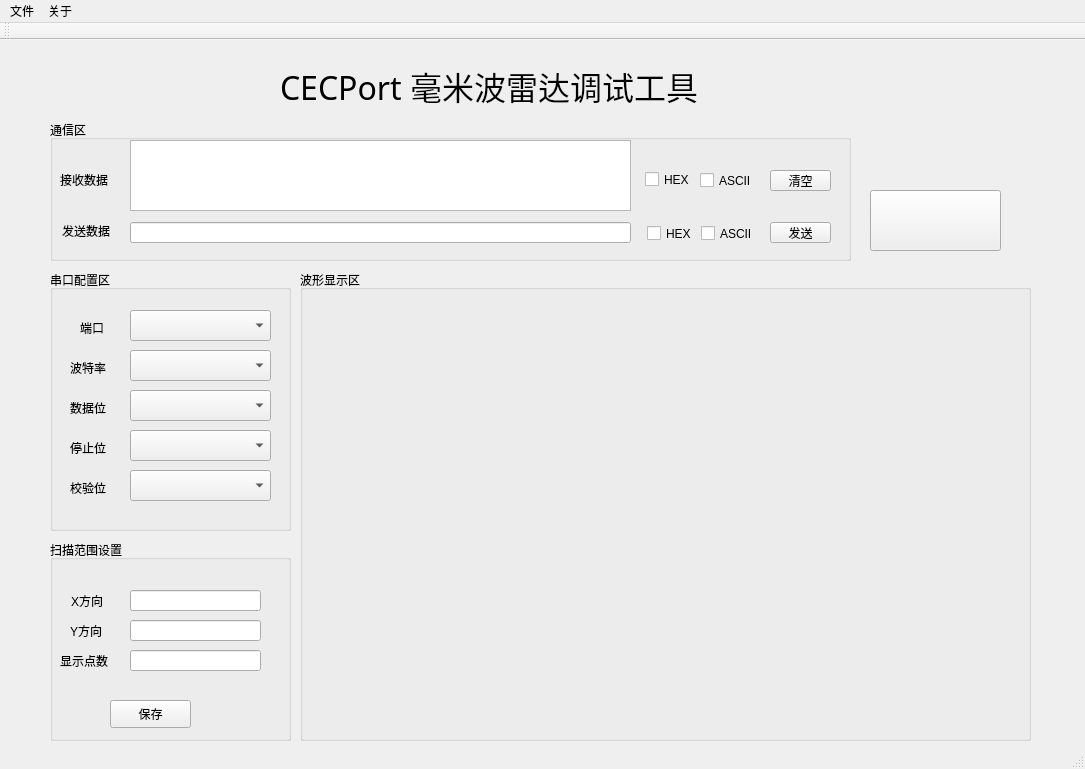
This is mainwindow.ui in QtWorks/Radar-Measure-Tool as Qt 5 draws it before an edit. The edited form follows.
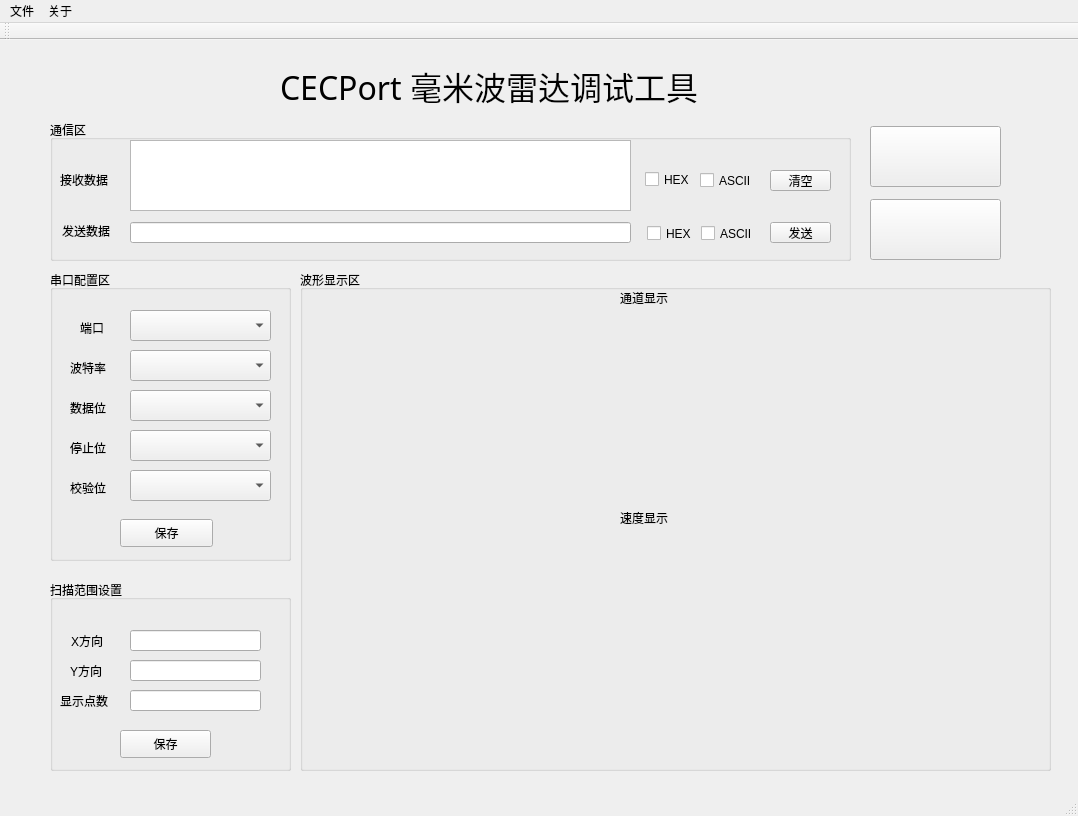
This is the edited form. Icons and pictures are not drawn. Custom widgets are drawn as their Qt base class.

```diff
--- a/mainwindow.ui
+++ b/mainwindow.ui
@@ -6,8 +6,8 @@
    <rect>
     <x>0</x>
     <y>0</y>
-    <width>1085</width>
-    <height>769</height>
+    <width>1078</width>
+    <height>816</height>
    </rect>
   </property>
   <property name="windowTitle">
@@ -20,7 +20,7 @@
       <x>50</x>
       <y>230</y>
       <width>241</width>
-      <height>261</height>
+      <height>291</height>
      </rect>
     </property>
     <property name="title">
@@ -141,14 +141,27 @@
       </rect>
      </property>
     </widget>
+    <widget class="QPushButton" name="SaveSerialCfgPushButton">
+     <property name="geometry">
+      <rect>
+       <x>70</x>
+       <y>249</y>
+       <width>93</width>
+       <height>28</height>
+      </rect>
+     </property>
+     <property name="text">
+      <string>保存</string>
+     </property>
+    </widget>
    </widget>
    <widget class="QGroupBox" name="ScanRangeGroupBox">
     <property name="geometry">
      <rect>
       <x>50</x>
-      <y>500</y>
+      <y>540</y>
       <width>241</width>
-      <height>201</height>
+      <height>191</height>
      </rect>
     </property>
     <property name="title">
@@ -226,9 +239,9 @@
     <widget class="QPushButton" name="SaveScanRangePushButton">
      <property name="geometry">
       <rect>
-       <x>60</x>
-       <y>160</y>
-       <width>81</width>
+       <x>70</x>
+       <y>150</y>
+       <width>91</width>
        <height>28</height>
       </rect>
      </property>
@@ -379,8 +392,8 @@
      <rect>
       <x>300</x>
       <y>230</y>
-      <width>731</width>
-      <height>471</height>
+      <width>751</width>
+      <height>501</height>
      </rect>
     </property>
     <property name="title">
@@ -389,10 +402,10 @@
     <widget class="QCustomPlot" name="WaveWidget" native="true">
      <property name="geometry">
       <rect>
-       <x>30</x>
-       <y>50</y>
-       <width>671</width>
-       <height>391</height>
+       <x>20</x>
+       <y>40</y>
+       <width>711</width>
+       <height>191</height>
       </rect>
      </property>
      <property name="cursor">
@@ -402,12 +415,48 @@
       <bool>true</bool>
      </property>
     </widget>
+    <widget class="QCustomPlot" name="ResultWidget" native="true">
+     <property name="geometry">
+      <rect>
+       <x>20</x>
+       <y>260</y>
+       <width>711</width>
+       <height>221</height>
+      </rect>
+     </property>
+    </widget>
+    <widget class="QLabel" name="ChannelLabel">
+     <property name="geometry">
+      <rect>
+       <x>320</x>
+       <y>20</y>
+       <width>72</width>
+       <height>15</height>
+      </rect>
+     </property>
+     <property name="text">
+      <string>通道显示</string>
+     </property>
+    </widget>
+    <widget class="QLabel" name="ResultLabel">
+     <property name="geometry">
+      <rect>
+       <x>320</x>
+       <y>240</y>
+       <width>72</width>
+       <height>15</height>
+      </rect>
+     </property>
+     <property name="text">
+      <string>速度显示</string>
+     </property>
+    </widget>
    </widget>
    <widget class="QPushButton" name="StartPushButton">
     <property name="geometry">
      <rect>
       <x>870</x>
-      <y>150</y>
+      <y>159</y>
       <width>131</width>
       <height>61</height>
      </rect>
@@ -422,22 +471,6 @@
      <string/>
     </property>
    </widget>
-   <widget class="QLabel" name="IndicateLabel">
-    <property name="geometry">
-     <rect>
-      <x>891</x>
-      <y>54</y>
-      <width>91</width>
-      <height>91</height>
-     </rect>
-    </property>
-    <property name="text">
-     <string/>
-    </property>
-    <property name="pixmap">
-     <pixmap resource="resource.qrc">:/new/images/Resouce/image.png</pixmap>
-    </property>
-   </widget>
    <widget class="QLabel" name="TitleLabel">
     <property name="geometry">
      <rect>
@@ -457,14 +490,27 @@
      <string>CECPort 毫米波雷达调试工具</string>
     </property>
    </widget>
+   <widget class="QPushButton" name="SignalPushButton">
+    <property name="geometry">
+     <rect>
+      <x>870</x>
+      <y>86</y>
+      <width>131</width>
+      <height>61</height>
+     </rect>
+    </property>
+    <property name="text">
+     <string/>
+    </property>
+   </widget>
   </widget>
   <widget class="QMenuBar" name="menuBar">
    <property name="geometry">
     <rect>
      <x>0</x>
      <y>0</y>
-     <width>1085</width>
-     <height>23</height>
+     <width>1078</width>
+     <height>26</height>
     </rect>
    </property>
    <widget class="QMenu" name="FileMenu">
```
Left out of the diff: 6 changed lines with no effect on the pictures.
